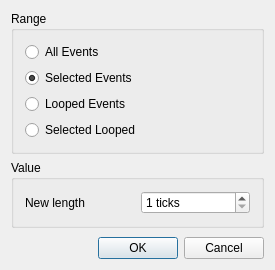
Above: muse3/muse/widgets/function_dialogs/setlenbase.ui from emrum/muse before the change. Below: the same form after it.
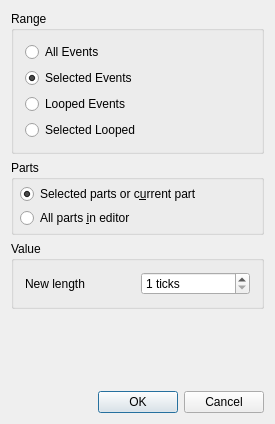
That is the form after the change.

Patch:
```diff
--- a/muse3/muse/widgets/function_dialogs/setlenbase.ui
+++ b/muse3/muse/widgets/function_dialogs/setlenbase.ui
@@ -7,7 +7,7 @@
     <x>0</x>
     <y>0</y>
     <width>275</width>
-    <height>270</height>
+    <height>424</height>
    </rect>
   </property>
   <property name="windowTitle">
@@ -66,6 +66,53 @@
      </layout>
     </widget>
    </item>
+   <item>
+    <widget class="QGroupBox" name="partsBox">
+     <property name="sizePolicy">
+      <sizepolicy hsizetype="Preferred" vsizetype="Minimum">
+       <horstretch>0</horstretch>
+       <verstretch>0</verstretch>
+      </sizepolicy>
+     </property>
+     <property name="title">
+      <string>Parts</string>
+     </property>
+     <layout class="QVBoxLayout" name="verticalLayout_3">
+      <property name="spacing">
+       <number>4</number>
+      </property>
+      <property name="leftMargin">
+       <number>6</number>
+      </property>
+      <property name="topMargin">
+       <number>4</number>
+      </property>
+      <property name="rightMargin">
+       <number>6</number>
+      </property>
+      <property name="bottomMargin">
+       <number>4</number>
+      </property>
+      <item>
+       <widget class="QRadioButton" name="not_all_parts_button">
+        <property name="text">
+         <string>Selected parts or c&amp;urrent part</string>
+        </property>
+        <property name="checked">
+         <bool>true</bool>
+        </property>
+       </widget>
+      </item>
+      <item>
+       <widget class="QRadioButton" name="all_parts_button">
+        <property name="text">
+         <string>All parts &amp;in editor</string>
+        </property>
+       </widget>
+      </item>
+     </layout>
+    </widget>
+   </item>
    <item>
     <widget class="QGroupBox" name="groupBox_2">
      <property name="title">
```
Left out of the diff: 33 changed lines with no effect on the pictures.
